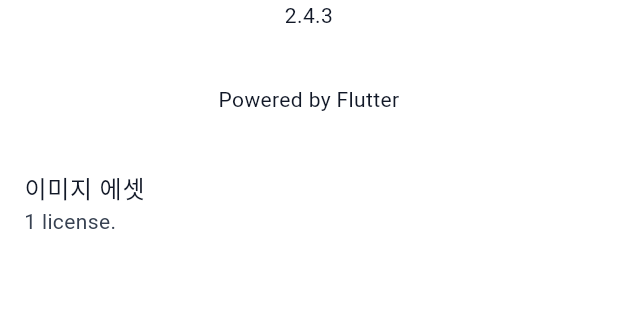
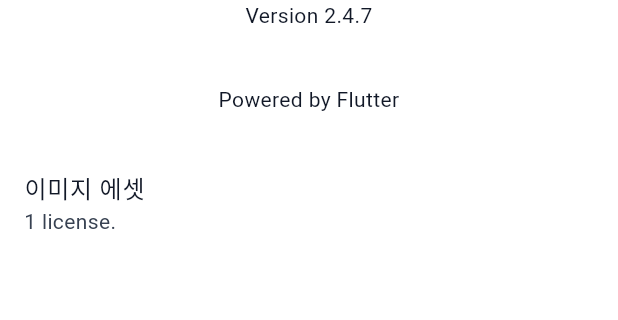
Before and after one commit to uh1217/plant-management-app, a Flutter app: what showAppInfo() shows on an empty page, opened directly, after a tap on "라이선스 보기", on a phone screen of 412 x 824 dp, the part 231-551 px from its top. Run offline on Flutter 3.47's test engine with Material 3 defaults, Android fonts, the phone set to English and light mode, and no system bars; our stand-ins replace cached_network_image, cloud_firestore, firebase_ai, firebase_auth, firebase_core, firebase_storage and 10 more; missing offline and left inert: firebase_app_check; accounts and stored records are empty; generated files the repository leaves out were written again; statements that could not run were skipped.

Commit message:
v2.4.7 버전 UI 업데이트

```diff
--- /dev/null
+++ b/lib/core/services/app_version.dart
@@ -0,0 +1,17 @@
+import 'package:package_info_plus/package_info_plus.dart';
+
+/// pubspec `version:`(빌드된 versionName)을 UI 표시용으로 보관한다.
+/// main()에서 init()을 한 번 호출한 뒤 [label]을 쓴다.
+class AppVersion {
+  AppVersion._();
+  static final AppVersion instance = AppVersion._();
+
+  /// 예: `Version 2.4.6`
+  String label = 'Version';
+
+  Future<void> init() async {
+    final info = await PackageInfo.fromPlatform();
+    final version = info.version.trim();
+    label = version.isEmpty ? 'Version' : 'Version $version';
+  }
+}
--- a/lib/main.dart
+++ b/lib/main.dart
@@ -3,6 +3,7 @@
 import 'presentation/views/home_screen.dart';
 import 'presentation/app_theme.dart';
 import 'presentation/views/login_screen.dart';
+import 'package:plantapp_p/core/services/app_version.dart';
 import 'package:plantapp_p/core/services/notification_service.dart';
 
 // 파이어베이스 본체 (Firebase.initializeApp을 인식하게 해줌)
@@ -25,6 +26,7 @@
   registerAppLicenses();
   // 알림 채널 초기화 및 알림 권한 요청 (Firebase보다 먼저 실행)
   await NotificationService.instance.init();
+  await AppVersion.instance.init();
   await Firebase.initializeApp( //firebase 와 앱 연결 (Firebase SDK 초기화)
     options: DefaultFirebaseOptions.currentPlatform,
   );
--- a/lib/presentation/widgets/app_sidebar.dart
+++ b/lib/presentation/widgets/app_sidebar.dart
@@ -5,6 +5,7 @@
 import 'package:url_launcher/url_launcher.dart';
 
 import 'package:plantapp_p/data/datasources/city_datasource.dart';
+import 'package:plantapp_p/core/services/app_version.dart';
 import 'package:plantapp_p/core/services/notification_service.dart';
 import 'package:plantapp_p/presentation/app_colors.dart';
 import 'package:plantapp_p/presentation/app_theme.dart';
@@ -361,16 +362,16 @@
         children: [
           _appInfoIcon(),
           const SizedBox(width: 12),
-          const Expanded(
+          Expanded(
             child: Column(
               crossAxisAlignment: CrossAxisAlignment.start,
               children: [
-                Text(
+                const Text(
                   '식물 관리 앱',
                   style: TextStyle(fontSize: 16, fontWeight: FontWeight.bold),
                 ),
-                SizedBox(height: 2),
-                Text('Version 2.4.3', style: TextStyle(fontSize: 12)),
+                const SizedBox(height: 2),
+                Text(AppVersion.instance.label, style: const TextStyle(fontSize: 12)),
               ],
             ),
           ),
@@ -414,7 +415,7 @@
             showLicensePage(
               context: context,
               applicationName: '식물 관리 앱',
-              applicationVersion: '2.4.3',
+              applicationVersion: AppVersion.instance.label,
               applicationIcon: _appInfoIcon(size: 40),
             );
           },
--- a/pubspec.yaml
+++ b/pubspec.yaml
@@ -17,7 +17,7 @@
 # https://developer.apple.com/library/archive/documentation/General/Reference/InfoPlistKeyReference/Articles/CoreFoundationKeys.html
 # In Windows, build-name is used as the major, minor, and patch parts
 # of the product and file versions while build-number is used as the build suffix.
-version: 2.4.6+22
+version: 2.4.7+23
 
 environment:
   sdk: ^3.10.3
@@ -53,6 +53,7 @@
   cached_network_image: ^3.4.1
   http: ^1.2.0
   showcaseview: ^5.0.2
+  package_info_plus: ^8.3.0
   # The following adds the Cupertino Icons font to your application.
   # Use with the CupertinoIcons class for iOS style icons.
   #cupertino_icons: ^1.0.8
```
Also changed, not shown: lib/presentation/views/input_screen.dart (+4 -3 lines), pubspec.lock, 1 other file.
